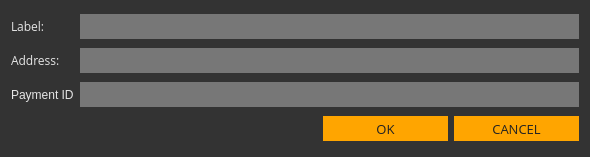
Above: src/gui/ui/newaddressdialog.ui from ConcealNetwork/conceal-desktop before the change. Below: the same form after it.
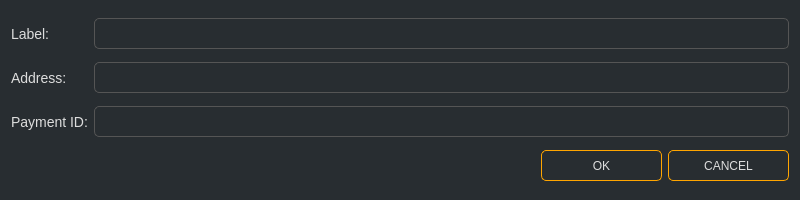
That is the form after the change.

Diff of the .ui file:
```diff
--- a/src/gui/ui/newaddressdialog.ui
+++ b/src/gui/ui/newaddressdialog.ui
@@ -6,17 +6,15 @@
    <rect>
     <x>0</x>
     <y>0</y>
-    <width>590</width>
-    <height>157</height>
+    <width>800</width>
+    <height>200</height>
    </rect>
   </property>
   <property name="windowTitle">
    <string>New address</string>
   </property>
   <property name="styleSheet">
-   <string notr="true">background-color: #333;
-color: #e5e5e5;
-border: 0px;</string>
+   <string notr="true">color: #ddd; background-color: #282d31; font-family: 'Poppins';</string>
   </property>
   <layout class="QGridLayout" name="gridLayout">
    <item row="1" column="0">
@@ -27,73 +25,14 @@
        <verstretch>0</verstretch>
       </sizepolicy>
      </property>
-     <property name="minimumSize">
-      <size>
-       <width>0</width>
-       <height>25</height>
-      </size>
-     </property>
-     <property name="font">
-      <font>
-       <family>Open Sans</family>
-       <pointsize>9</pointsize>
-      </font>
+     <property name="styleSheet">
+      <string notr="true">font-size: 14px;</string>
      </property>
      <property name="text">
       <string>Address:</string>
      </property>
     </widget>
    </item>
-   <item row="1" column="1" colspan="3">
-    <widget class="QLineEdit" name="m_addressEdit">
-     <property name="minimumSize">
-      <size>
-       <width>0</width>
-       <height>25</height>
-      </size>
-     </property>
-     <property name="font">
-      <font>
-       <family>Open Sans</family>
-       <pointsize>9</pointsize>
-      </font>
-     </property>
-     <property name="styleSheet">
-      <string notr="true">border: 0px; background-color: #777; color: #e5e5e5;</string>
-     </property>
-     <property name="echoMode">
-      <enum>QLineEdit::Normal</enum>
-     </property>
-    </widget>
-   </item>
-   <item row="0" column="1" colspan="3">
-    <widget class="QLineEdit" name="m_labelEdit">
-     <property name="sizePolicy">
-      <sizepolicy hsizetype="Expanding" vsizetype="Fixed">
-       <horstretch>0</horstretch>
-       <verstretch>0</verstretch>
-      </sizepolicy>
-     </property>
-     <property name="minimumSize">
-      <size>
-       <width>0</width>
-       <height>25</height>
-      </size>
-     </property>
-     <property name="font">
-      <font>
-       <family>Open Sans</family>
-       <pointsize>9</pointsize>
-      </font>
-     </property>
-     <property name="styleSheet">
-      <string notr="true">border: 0px; background-color: #777; color: #e5e5e5;</string>
-     </property>
-     <property name="echoMode">
-      <enum>QLineEdit::Normal</enum>
-     </property>
-    </widget>
-   </item>
    <item row="0" column="0">
     <widget class="QLabel" name="label">
      <property name="sizePolicy">
@@ -102,73 +41,14 @@
        <verstretch>0</verstretch>
       </sizepolicy>
      </property>
-     <property name="minimumSize">
-      <size>
-       <width>0</width>
-       <height>25</height>
-      </size>
-     </property>
-     <property name="font">
-      <font>
-       <family>Open Sans</family>
-       <pointsize>9</pointsize>
-      </font>
+     <property name="styleSheet">
+      <string notr="true">font-size: 14px;</string>
      </property>
      <property name="text">
       <string>Label:</string>
      </property>
     </widget>
    </item>
-   <item row="3" column="3">
-    <widget class="QPushButton" name="m_cancelButton">
-     <property name="minimumSize">
-      <size>
-       <width>125</width>
-       <height>25</height>
-      </size>
-     </property>
-     <property name="font">
-      <font>
-       <family>Open Sans</family>
-       <pointsize>10</pointsize>
-      </font>
-     </property>
-     <property name="styleSheet">
-      <string notr="true">color: #222; border-radius: 0px; border: 0px solid; background-color: orange;</string>
-     </property>
-     <property name="text">
-      <string>CANCEL</string>
-     </property>
-    </widget>
-   </item>
-   <item row="3" column="2">
-    <widget class="QPushButton" name="m_okButton">
-     <property name="enabled">
-      <bool>true</bool>
-     </property>
-     <property name="minimumSize">
-      <size>
-       <width>125</width>
-       <height>25</height>
-      </size>
-     </property>
-     <property name="font">
-      <font>
-       <family>Open Sans</family>
-       <pointsize>10</pointsize>
-      </font>
-     </property>
-     <property name="styleSheet">
-      <string notr="true">color: #222; border-radius: 0px; border: 0px solid; background-color: orange;</string>
-     </property>
-     <property name="text">
-      <string>OK</string>
-     </property>
-     <property name="default">
-      <bool>true</bool>
-     </property>
-    </widget>
-   </item>
    <item row="3" column="0" colspan="2">
     <spacer name="horizontalSpacer">
      <property name="orientation">
@@ -176,7 +56,7 @@
      </property>
      <property name="sizeHint" stdset="0">
       <size>
-       <width>338</width>
+       <width>600</width>
        <height>20</height>
       </size>
      </property>
@@ -184,8 +64,55 @@
    </item>
    <item row="2" column="0">
     <widget class="QLabel" name="label_3">
+     <property name="sizePolicy">
+      <sizepolicy hsizetype="Maximum" vsizetype="Preferred">
+       <horstretch>0</horstretch>
+       <verstretch>0</verstretch>
+      </sizepolicy>
+     </property>
+     <property name="styleSheet">
+      <string notr="true">font-size: 14px;</string>
+     </property>
      <property name="text">
-      <string>Payment ID</string>
+      <string>Payment ID:</string>
+     </property>
+    </widget>
+   </item>
+   <item row="3" column="3">
+    <widget class="QPushButton" name="m_cancelButton">
+     <property name="minimumSize">
+      <size>
+       <width>121</width>
+       <height>31</height>
+      </size>
+     </property>
+     <property name="styleSheet">
+      <string notr="true">color: #ddd; border: 1px solid orange; font-size: 12px; border-radius: 5px; font-family: 'Poppins';</string>
+     </property>
+     <property name="text">
+      <string>CANCEL</string>
+     </property>
+    </widget>
+   </item>
+   <item row="3" column="2">
+    <widget class="QPushButton" name="m_okButton">
+     <property name="enabled">
+      <bool>true</bool>
+     </property>
+     <property name="minimumSize">
+      <size>
+       <width>121</width>
+       <height>31</height>
+      </size>
+     </property>
+     <property name="styleSheet">
+      <string notr="true">color: #ddd; border: 1px solid orange; font-size: 12px; border-radius: 5px; font-family: 'Poppins';</string>
+     </property>
+     <property name="text">
+      <string>OK</string>
+     </property>
+     <property name="default">
+      <bool>true</bool>
      </property>
     </widget>
    </item>
@@ -194,11 +121,52 @@
      <property name="minimumSize">
       <size>
        <width>0</width>
-       <height>25</height>
+       <height>31</height>
       </size>
      </property>
      <property name="styleSheet">
-      <string notr="true">border: 0px; background-color: #777; color: #e5e5e5;</string>
+      <string notr="true">padding: 3px; border: 1px solid #555; border-radius: 5px; font-family: 'Poppins'; font-size: 14px; color: #aaa;</string>
+     </property>
+     <property name="echoMode">
+      <enum>QLineEdit::Normal</enum>
+     </property>
+    </widget>
+   </item>
+   <item row="1" column="1" colspan="3">
+    <widget class="QLineEdit" name="m_addressEdit">
+     <property name="minimumSize">
+      <size>
+       <width>0</width>
+       <height>31</height>
+      </size>
+     </property>
+     <property name="styleSheet">
+      <string notr="true">padding: 3px; border: 1px solid #555; border-radius: 5px; font-family: 'Poppins'; font-size: 14px; color: #aaa;</string>
+     </property>
+     <property name="echoMode">
+      <enum>QLineEdit::Normal</enum>
+     </property>
+    </widget>
+   </item>
+   <item row="0" column="1" colspan="3">
+    <widget class="QLineEdit" name="m_labelEdit">
+     <property name="sizePolicy">
+      <sizepolicy hsizetype="Expanding" vsizetype="Fixed">
+       <horstretch>0</horstretch>
+       <verstretch>0</verstretch>
+      </sizepolicy>
+     </property>
+     <property name="minimumSize">
+      <size>
+       <width>0</width>
+       <height>31</height>
+      </size>
+     </property>
+     <property name="styleSheet">
+      <string notr="true">padding: 3px; border: 1px solid #555; border-radius: 5px; font-family: 'Poppins'; font-size: 14px; color: #aaa;</string>
+     </property>
+     <property name="echoMode">
+      <enum>QLineEdit::Normal</enum>
      </property>
     </widget>
    </item>
```
Left out of the diff: 9 changed lines with no effect on the pictures.
